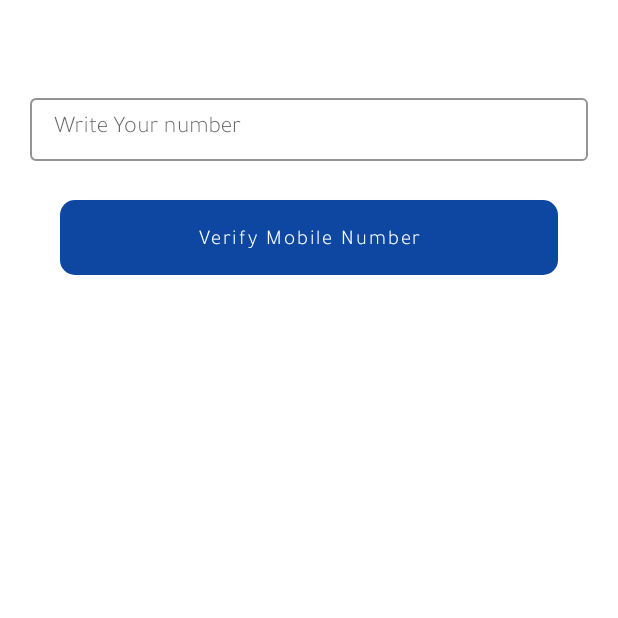
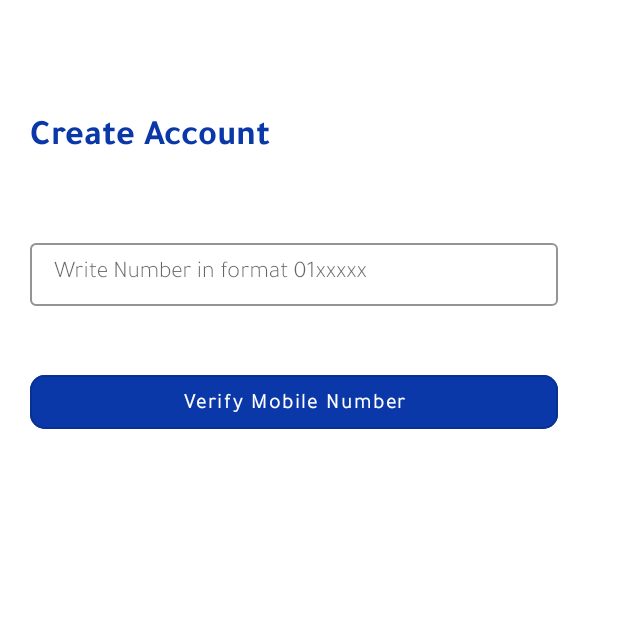
Before and after one commit to Aslmmon/TidoWallet, an Android app: the MobileChooserFragment screen opened through its navigation route, on a phone screen of 412 x 824 dp, the top half of it. Run offline under Robolectric (Android 15) with nearby library versions, the light colour scheme and no system bars; our stand-ins replace Firebase (no records; nobody signed in at launch, a user with empty details on screens opened directly); libraries missing offline, so code that uses them is left out: com.mobsandgeeks.saripaar; 3 statements that could not run were skipped.

Commit message:
- changed Design of app

```diff
--- a/app/src/main/java/com/tidow/tidowallet/custom/CustomEditText.kt
+++ b/app/src/main/java/com/tidow/tidowallet/custom/CustomEditText.kt
@@ -14,6 +14,7 @@ import com.tidow.tidowallet.R
 class CustomTitleEditText(context: Context, attrs: AttributeSet) : ConstraintLayout(context, attrs) {
     val editTextTile: TextView
     val editTextDescription : EditText
+    val textInputLayout:TextInputLayout
 
     init {
         inflate(context, R.layout.custom_title_edit, this)
@@ -25,7 +26,8 @@ class CustomTitleEditText(context: Context, attrs: AttributeSet) : ConstraintLay
          val NAME_SPACE = "http://schemas.android.com/apk/res/android"
         val maxLength: Int = attrs.getAttributeIntValue(NAME_SPACE, "maxLength", 50)
         editTextTile.text = title ?: "Not Specified"
-        findViewById<TextInputLayout>(R.id.til_ed).hint = title ?: "Not Specified"
+        textInputLayout =findViewById<TextInputLayout>(R.id.til_ed)
+        textInputLayout.hint = title ?: "Not Specified"
         inputType.let { editTextDescription.inputType = it }
         editTextDescription.filters = arrayOf<InputFilter>(InputFilter.LengthFilter(maxLength))
 
--- a/app/src/main/java/com/tidow/tidowallet/features/Login/fragments/sign_in/SignInFragment.kt
+++ b/app/src/main/java/com/tidow/tidowallet/features/Login/fragments/sign_in/SignInFragment.kt
@@ -53,6 +53,8 @@ class SignInFragment : Fragment(), Validator.ValidationListener {
         emailEditText = binding.customEmail.editTextDescription
         passwordEditText = binding.customPassword.editTextDescription
 
+        binding.customPassword.textInputLayout.hint = resources.getString(R.string.password_title)
+
 
         binding.btnSignIn.setOnClickListener {
             validator.validate()
--- a/app/src/main/res/layout/fragment_mobile_chooser.xml
+++ b/app/src/main/res/layout/fragment_mobile_chooser.xml
@@ -1,33 +1,64 @@
 <?xml version="1.0" encoding="utf-8"?>
-<LinearLayout xmlns:android="http://schemas.android.com/apk/res/android"
+
+<androidx.constraintlayout.widget.ConstraintLayout xmlns:android="http://schemas.android.com/apk/res/android"
     xmlns:app="http://schemas.android.com/apk/res-auto"
     xmlns:tools="http://schemas.android.com/tools"
     android:layout_width="match_parent"
     android:layout_height="match_parent"
-    android:orientation="vertical"
     tools:context=".features.Login.fragments.register.enter_mobile.MobileChooserFragment">
 
 
+    <TextView
+        android:layout_width="wrap_content"
+        android:layout_height="wrap_content"
+        android:text="@string/create_account_to_continue_title"
+        app:layout_constraintStart_toStartOf="parent"
+        app:layout_constraintTop_toTopOf="parent"
+        android:textStyle="bold"
+        android:layout_marginTop="30dp"
+        android:fontFamily="@font/tajawal_bold"
+        android:textColor="@color/colorDark"
+        android:id="@+id/tv_register"
+        android:textSize="24sp"
+        />
     <com.tidow.tidowallet.custom.CustomTitleEditText
         android:id="@+id/custom_mobile_number"
-        android:layout_width="match_parent"
+        android:layout_width="0dp"
+        app:layout_constraintEnd_toEndOf="parent"
         android:layout_height="wrap_content"
         android:layout_marginTop="20dp"
+        android:layout_marginEnd="20dp"
         android:inputType="number"
         android:maxLength="11"
+        app:layout_constraintStart_toStartOf="@id/tv_register"
+        app:layout_constraintTop_toBottomOf="@id/guideline2"
         android:text="@string/write_your_number_title" />
+
+
+    <androidx.constraintlayout.widget.Guideline
+        android:id="@+id/guideline2"
+        android:layout_width="wrap_content"
+        android:layout_height="wrap_content"
+        android:orientation="horizontal"
+        app:layout_constraintGuide_percent="0.13"
+        />
 
     <com.google.android.material.button.MaterialButton
         app:cornerRadius="10dp"
-        android:layout_width="match_parent"
+        android:layout_width="0dp"
         android:layout_height="wrap_content"
         android:text="@string/verify_mobile_number_titlee"
-        app:layout_constraintStart_toStartOf="parent"
+        app:layout_constraintStart_toStartOf="@id/custom_mobile_number"
         app:layout_constraintTop_toBottomOf="@id/custom_mobile_number"
-        android:layout_marginTop="20dp"
+        android:layout_marginTop="40dp"
         android:id="@+id/btn_verify"
-        app:layout_constraintEnd_toEndOf="parent"
-        style="@style/btnStyle" />
+        app:layout_constraintEnd_toEndOf="@id/custom_mobile_number"
+        style="?attr/materialButtonOutlinedStyle"
+        android:textColor="@color/white"
+        android:textAllCaps="false"
+        android:textStyle="bold"
+        android:backgroundTint="@color/colorDark"
+        />
 
 
     <ProgressBar
@@ -36,8 +67,12 @@
         android:gravity="center"
         android:id="@+id/progres"
         android:visibility="gone"
+        app:layout_constraintStart_toStartOf="parent"
+        app:layout_constraintTop_toTopOf="parent"
+        app:layout_constraintEnd_toEndOf="parent"
+        app:layout_constraintBottom_toBottomOf="parent"
         android:layout_gravity="center"
         />
 
 
-</LinearLayout>
+</androidx.constraintlayout.widget.ConstraintLayout>
--- a/app/src/main/res/values/colors.xml
+++ b/app/src/main/res/values/colors.xml
@@ -10,5 +10,5 @@
 
     <color name="colorPrimary">#0d47a1</color>
     <color name="colorLight">#5472d3</color>
-    <color name="colorDark">#002171</color>
+    <color name="colorDark">#0A38A8</color>
 </resources>
--- a/app/src/main/res/values/strings.xml
+++ b/app/src/main/res/values/strings.xml
@@ -6,7 +6,7 @@
     <string name="mobile_number_title">Mobile Number</string>
     <string name="password_title">Password</string>
     <string name="dont_title">Don\'t have account ?  <font color='#002171'> Sign Up</font></string>
-    <string name="write_your_number_title">Write Your number</string>
+    <string name="write_your_number_title">Write Number in format 01xxxxx</string>
     <string name="verify_mobile_number_titlee">Verify Mobile Number</string>
     <string name="enter_code_sent_to_you_title">Enter Code Sent to you</string>
     <string name="enter_password_title">Enter Password</string>
@@ -22,4 +22,5 @@
     <string name="enter_valid_Code">Enter code sent to you</string>
     <string name="welcome_title">Welcome</string>
     <string name="login_to_continue_title">Login to continue</string>
+    <string name="create_account_to_continue_title">Create Account </string>
 </resources>
```
Also changed, not shown: app/src/main/res/layout/fragment_password.xml (+35 -6 lines), app/src/main/res/layout/fragment_verify_code.xml (+35 -5 lines), 1 other file.
